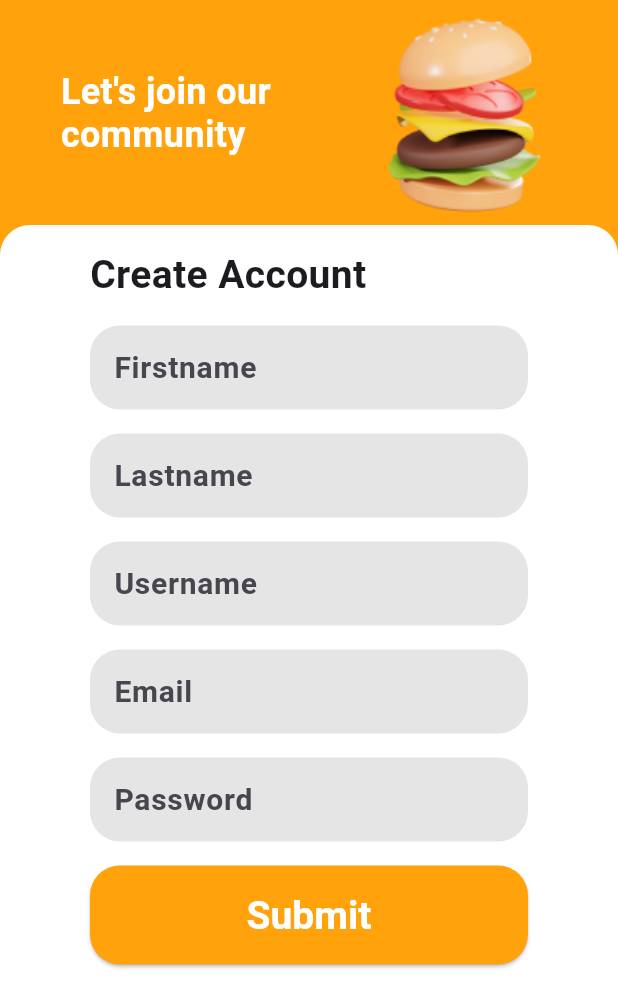
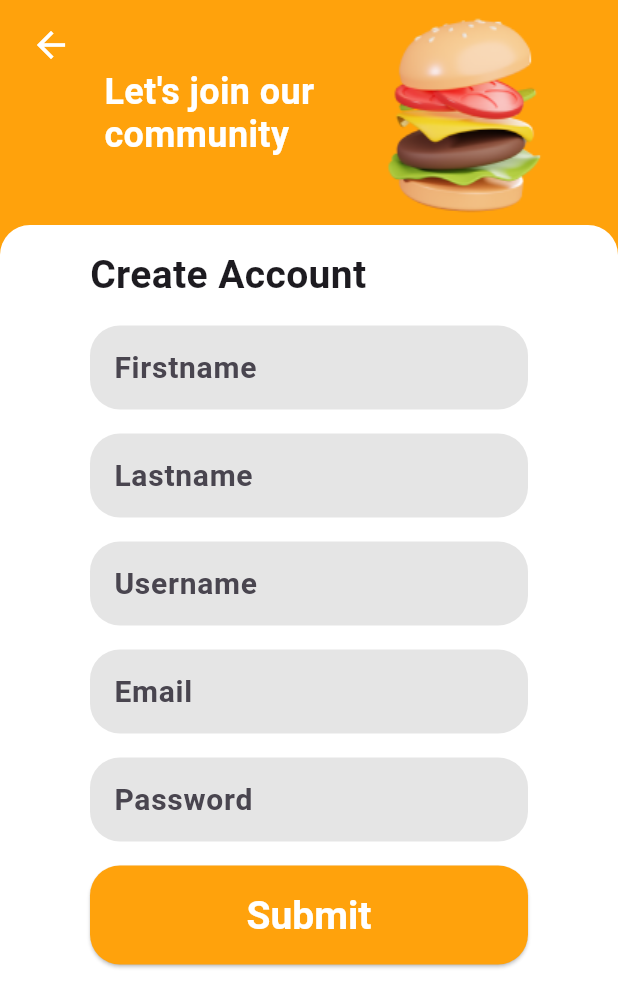
Before and after one commit to phritnakgate/softdev_foodblog_frontend, a Flutter app: the RegisterScreen screen opened by its route, on a phone screen of 412 x 824 dp. Shown: the top 1007 px of the screen. Run offline on Flutter 3.47's test engine with Material 3 defaults, Android fonts, the phone set to English and light mode, and no system bars; our stand-ins replace google_fonts; Roboto replaces fonts that are missing (Kanit).

Commit message:
add back button

```diff
--- a/lib/main.dart
+++ b/lib/main.dart
@@ -18,9 +18,10 @@ class MainApp extends StatelessWidget {
       theme: theme(),
       initialRoute: '/',
       routes: {
-        '/': (context) => const ProfileScreen(),
+        '/': (context) => const LoginScreen(),
         '/register': (context) => const RegisterScreen(),
         '/login': (context) => const LoginScreen(),
+        '/profile': (context) => const ProfileScreen(),
       },
     );
   }
--- a/lib/screens/register_screen.dart
+++ b/lib/screens/register_screen.dart
@@ -20,6 +20,19 @@ class RegisterScreen extends StatelessWidget {
                     children: [
                       Row(
                         children: [
+                          Padding(
+                            padding: const EdgeInsets.only(bottom: 90.0, left: 10.0),
+                            child: IconButton(
+                              icon: const Icon(
+                                Icons.arrow_back,
+                                color: Colors.white,
+                                size: 28,
+                              ),
+                              onPressed: () {
+                                Navigator.pushReplacementNamed(context, '/register');
+                              },
+                            ),
+                          ),
                           const Expanded(
                             child: Center(
                               child: Text(
@@ -43,7 +56,8 @@ class RegisterScreen extends StatelessWidget {
                           ),
                         ],
                       ),
-                      Expanded(
+                      // Use Flexible instead of Expanded
+                      Flexible(
                         child: Container(
                           decoration: const BoxDecoration(
                             color: Colors.white,
@@ -74,18 +88,16 @@ class RegisterScreen extends StatelessWidget {
                                 const SizedBox(height: 16.0),
                                 buildTextFormField('Email'),
                                 const SizedBox(height: 16.0),
-                                buildTextFormField('Password',
-                                    obscureText: true),
+                                buildTextFormField('Password', obscureText: true),
                                 const SizedBox(height: 16.0),
                                 ElevatedButton(
                                   onPressed: () {
-
+                                    Navigator.pushReplacementNamed(context, '/login');
                                   },
                                   style: ElevatedButton.styleFrom(
                                     backgroundColor: const Color(0xFFFFA20C),
                                     foregroundColor: Colors.white,
-                                    padding: const EdgeInsets.symmetric(
-                                        vertical: 18),
+                                    padding: const EdgeInsets.symmetric(vertical: 18),
                                     shape: RoundedRectangleBorder(
                                       borderRadius: BorderRadius.circular(20),
                                     ),
@@ -96,7 +108,7 @@ class RegisterScreen extends StatelessWidget {
                                   ),
                                   child: const Text('Submit'),
                                 ),
-                                const Spacer(),
+                                const SizedBox(height: 20), // Add space at the bottom
                               ],
                             ),
                           ),
```
Also changed, not shown: lib/screens/login_screen.dart (+14 -1 lines).
